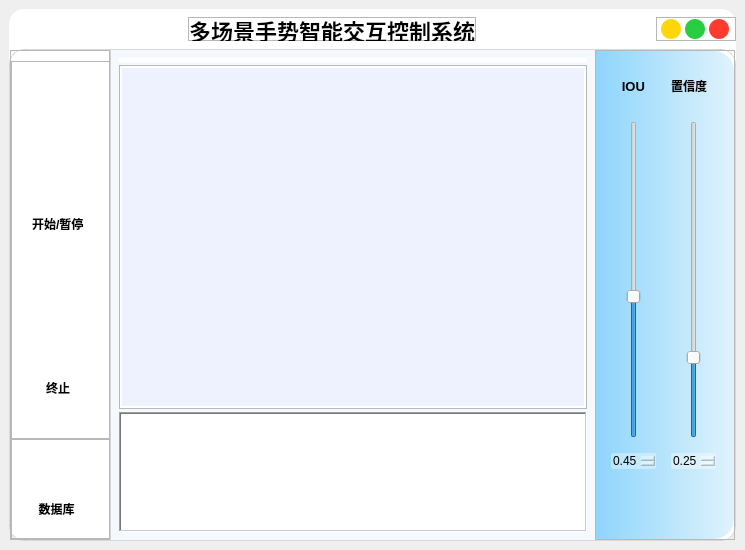
Future-Elite/SGMS, file gui/ui/UI.ui: the form before one commit.
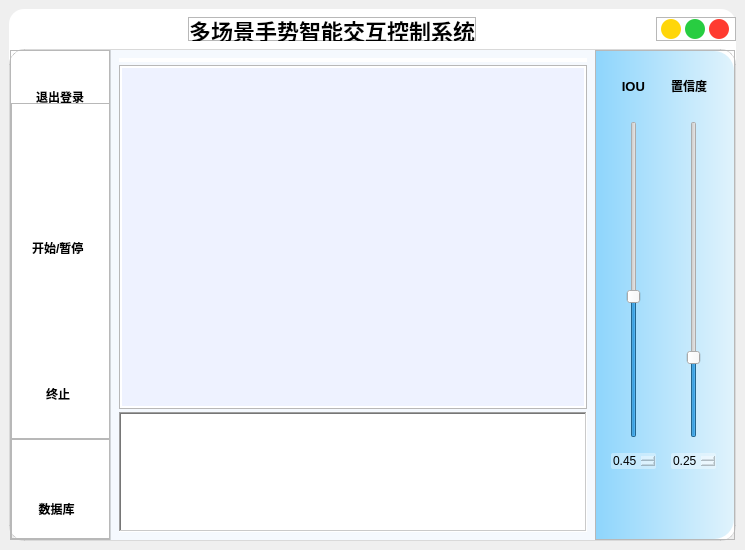
The form after the commit. Icons and pictures are not drawn. Custom widgets are drawn as their Qt base class.

Commit message: 退出登陆按钮

Diff of the .ui file:
```diff
--- a/gui/ui/UI.ui
+++ b/gui/ui/UI.ui
@@ -475,7 +475,7 @@
                <property name="frameShadow">
                 <enum>QFrame::Shadow::Raised</enum>
                </property>
-               <layout class="QVBoxLayout" name="verticalLayout_3" stretch="0,0">
+               <layout class="QVBoxLayout" name="verticalLayout_3" stretch="0,0,0,0">
                 <property name="spacing">
                  <number>0</number>
                 </property>
@@ -491,6 +491,50 @@
                 <property name="bottomMargin">
                  <number>0</number>
                 </property>
+                <item alignment="Qt::AlignmentFlag::AlignHCenter">
+                 <widget class="QPushButton" name="log_out_button">
+                  <property name="sizePolicy">
+                   <sizepolicy hsizetype="Fixed" vsizetype="Fixed">
+                    <horstretch>0</horstretch>
+                    <verstretch>0</verstretch>
+                   </sizepolicy>
+                  </property>
+                  <property name="minimumSize">
+                   <size>
+                    <width>60</width>
+                    <height>30</height>
+                   </size>
+                  </property>
+                  <property name="maximumSize">
+                   <size>
+                    <width>60</width>
+                    <height>30</height>
+                   </size>
+                  </property>
+                  <property name="text">
+                   <string/>
+                  </property>
+                 </widget>
+                </item>
+                <item alignment="Qt::AlignmentFlag::AlignHCenter">
+                 <widget class="QLabel" name="label_6">
+                  <property name="maximumSize">
+                   <size>
+                    <width>16777215</width>
+                    <height>12</height>
+                   </size>
+                  </property>
+                  <property name="font">
+                   <font>
+                    <family>Yu Gothic UI</family>
+                    <bold>true</bold>
+                   </font>
+                  </property>
+                  <property name="text">
+                   <string>退出登录</string>
+                  </property>
+                 </widget>
+                </item>
                 <item>
                  <widget class="QFrame" name="leftbox_top">
                   <property name="sizePolicy">
```
The commit also changes 5 other files.
